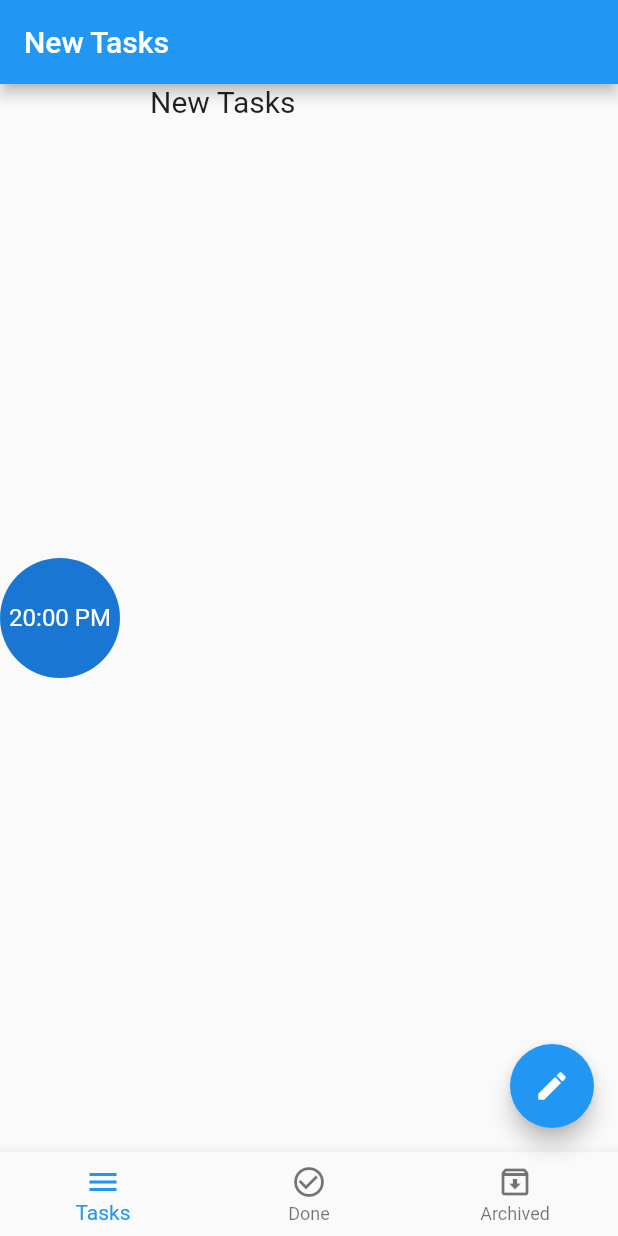
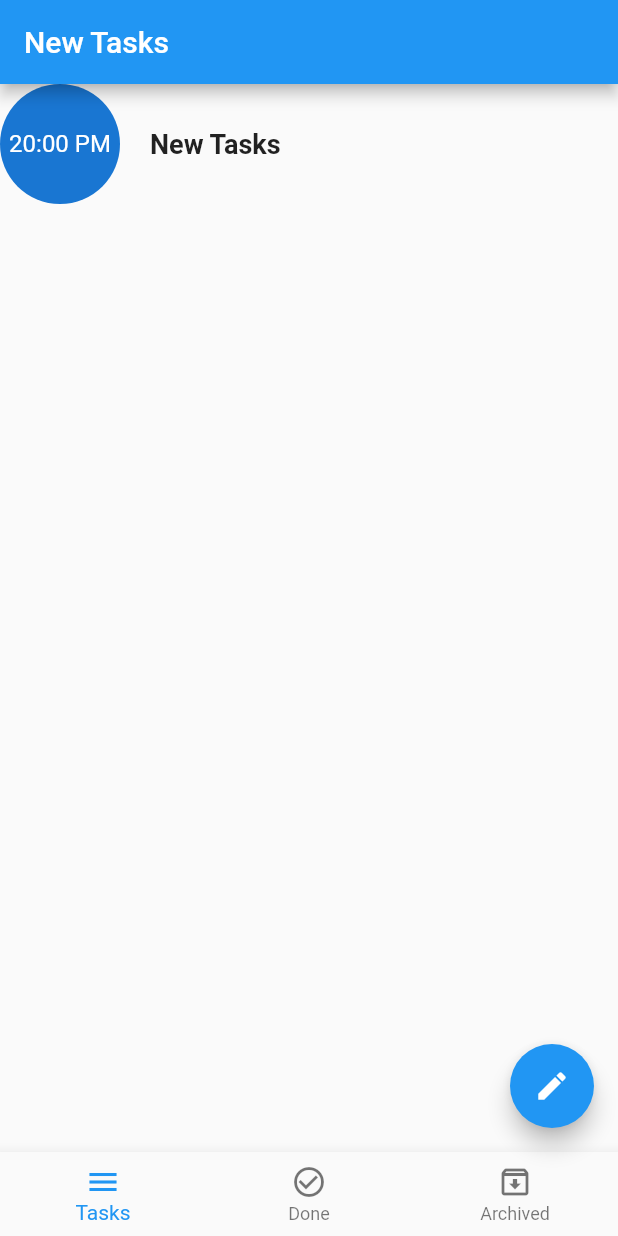
Before and after one commit to MohamedEssam9009/todo_app, a Flutter app: the screen it shows after launch, on a phone screen of 412 x 824 dp. Run offline on Flutter 3.47's test engine with Material 3 defaults, Android fonts, the phone set to English and light mode, and no system bars; our stand-ins replace sqflite; accounts and stored records are empty.

Commit message:
- build in iOS

```diff
--- a/lib/main.dart
+++ b/lib/main.dart
@@ -11,6 +11,7 @@ class MyApp extends StatelessWidget {
   @override
   Widget build(BuildContext context) {
     return MaterialApp(
+      debugShowCheckedModeBanner: false,
       title: 'Todo App',
       theme: ThemeData(useMaterial3: false),
       home: const HomeLayout(),
--- a/lib/modules/new_tasks_screen.dart
+++ b/lib/modules/new_tasks_screen.dart
@@ -13,8 +13,15 @@ class NewTasksScreen extends StatelessWidget {
         ),
         SizedBox(width: 20.0),
         Column(
+          mainAxisSize: MainAxisSize.min,
           children: [
-            Text('New Tasks', style: TextStyle(fontSize: 20.0)),
+            Text(
+              'New Tasks',
+              style: TextStyle(
+                fontSize: 18.0,
+                fontWeight: FontWeight.bold,
+              ),
+            ),
           ],
         )
       ],
```
Also changed, not shown: 3 other files.
